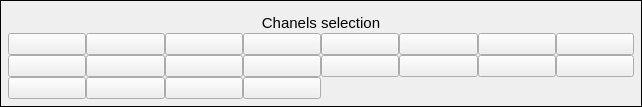
Qt form settingChannelSelection.ui (coucou1121/Datalogger) before a commit.
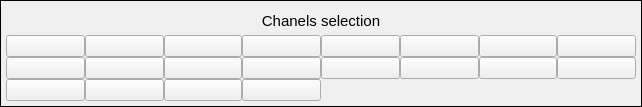
The same form after that commit.

The edit to the form file:
```diff
--- a/settingChannelSelection.ui
+++ b/settingChannelSelection.ui
@@ -24,16 +24,16 @@
   </property>
   <layout class="QGridLayout" name="gridLayout">
    <property name="leftMargin">
-    <number>7</number>
+    <number>5</number>
    </property>
    <property name="topMargin">
-    <number>7</number>
+    <number>5</number>
    </property>
    <property name="rightMargin">
-    <number>7</number>
+    <number>5</number>
    </property>
    <property name="bottomMargin">
-    <number>7</number>
+    <number>5</number>
    </property>
    <property name="spacing">
     <number>0</number>
```
